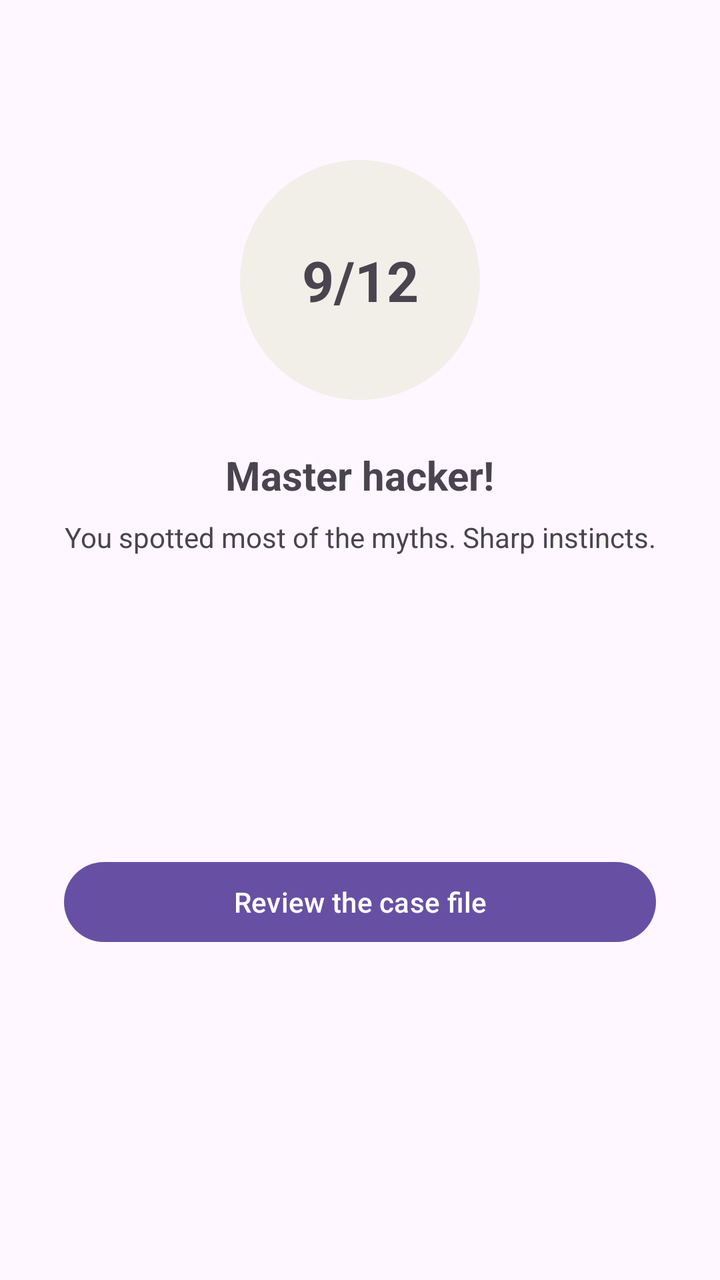
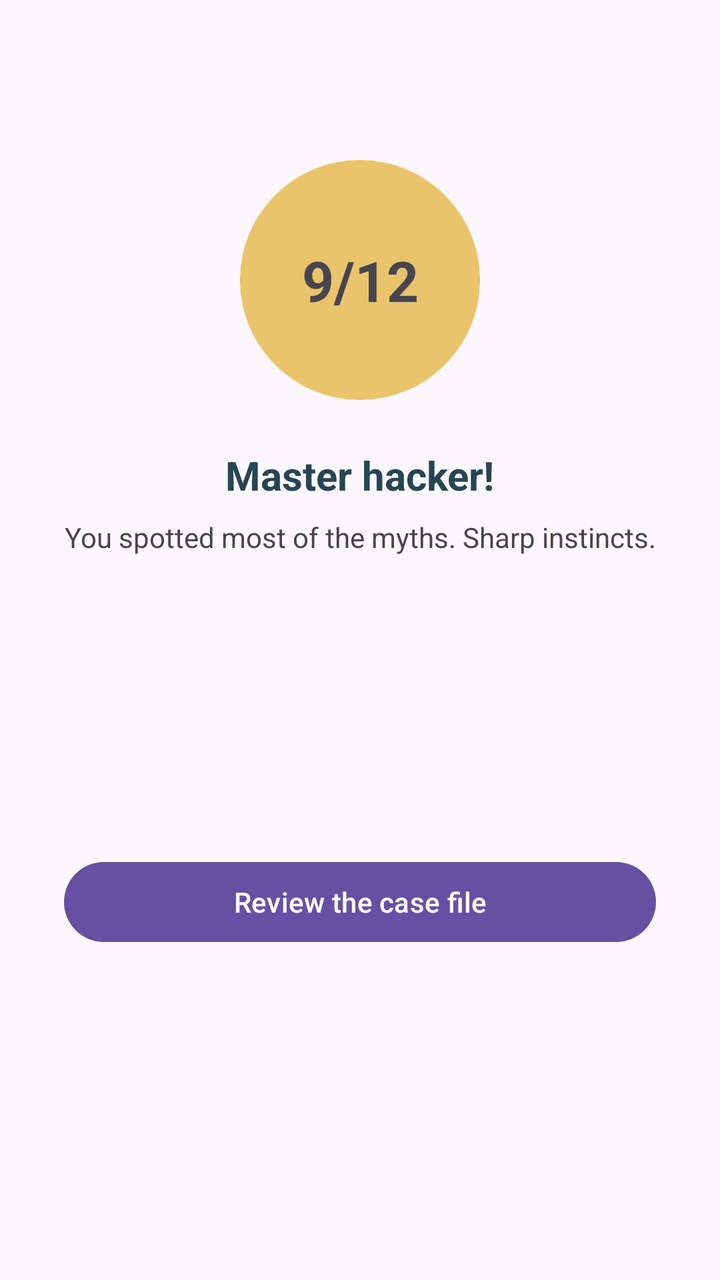

Compare the two renders of this Android layout. The source of the first and the diff that turns it into the second are given below.
<!-- AndroidManifest.xml: application theme Theme.LifeHackOrMyth -->
<!-- res/layout/activity_score.xml -->
<?xml version="1.0" encoding="utf-8"?>
<androidx.constraintlayout.widget.ConstraintLayout xmlns:android="http://schemas.android.com/apk/res/android"
    xmlns:app="http://schemas.android.com/apk/res-auto"
    xmlns:tools="http://schemas.android.com/tools"
    android:id="@+id/main"
    android:layout_width="match_parent"
    android:layout_height="match_parent"
    tools:context=".ScoreActivity">
    <TextView
        android:id="@+id/scoreCircle"
        android:layout_width="120dp"
        android:layout_height="120dp"
        android:layout_marginTop="80dp"
        android:background="@drawable/circle_background"
        android:gravity="center"
        android:text="9/12"
        android:textSize="28sp"
        android:textStyle="bold"
        app:layout_constraintTop_toTopOf="parent"
        app:layout_constraintStart_toStartOf="parent"
        app:layout_constraintEnd_toEndOf="parent" />
    <TextView
        android:id="@+id/resultTitleText"
        android:layout_width="wrap_content"
        android:layout_height="wrap_content"
        android:layout_marginTop="24dp"
        android:text="Master hacker!"
        android:textSize="20sp"
        android:textStyle="bold"
        app:layout_constraintTop_toBottomOf="@id/scoreCircle"
        app:layout_constraintStart_toStartOf="parent"
        app:layout_constraintEnd_toEndOf="parent" />

    <TextView
        android:id="@+id/resultFeedbackText"
        android:layout_width="0dp"
        android:layout_height="wrap_content"
        android:layout_marginTop="8dp"
        android:layout_marginStart="32dp"
        android:layout_marginEnd="32dp"
        android:gravity="center"
        android:text="You spotted most of the myths. Sharp instincts."
        android:textSize="14sp"
        app:layout_constraintTop_toBottomOf="@id/resultTitleText"
        app:layout_constraintStart_toStartOf="parent"
        app:layout_constraintEnd_toEndOf="parent" />

    <Button
        android:id="@+id/reviewButton"
        android:layout_width="0dp"
        android:layout_height="wrap_content"
        android:layout_marginTop="32dp"
        android:layout_marginStart="32dp"
        android:layout_marginEnd="32dp"
        android:layout_marginBottom="48dp"
        android:text="Review the case file"
        app:layout_constraintTop_toBottomOf="@id/resultFeedbackText"
        app:layout_constraintStart_toStartOf="parent"
        app:layout_constraintEnd_toEndOf="parent"
        app:layout_constraintBottom_toBottomOf="parent" />


</androidx.constraintlayout.widget.ConstraintLayout>
<!-- resources referenced by this layout -->
<resources>
  <!-- drawable circle_background (drawable) -->
  <?xml version="1.0" encoding="utf-8"?>
  <shape xmlns:android="http://schemas.android.com/apk/res/android"
      android:shape="oval">
      <solid android:color="#F1EFE8" />
  </shape>
  <style name="Theme.LifeHackOrMyth" parent="Base.Theme.LifeHackOrMyth" />
  <style name="Base.Theme.LifeHackOrMyth" parent="Theme.Material3.DayNight.NoActionBar">
          
          
      </style>
</resources>

<!-- the commit's change to res/layout/activity_score.xml (unified diff, before → after) -->
@@ -12,6 +12,7 @@
         android:layout_height="120dp"
         android:layout_marginTop="80dp"
         android:background="@drawable/circle_background"
+        android:backgroundTint="@color/gold_score"
         android:gravity="center"
         android:text="9/12"
         android:textSize="28sp"
@@ -27,6 +28,7 @@
         android:text="Master hacker!"
         android:textSize="20sp"
         android:textStyle="bold"
+        android:textColor="@color/navy_text"
         app:layout_constraintTop_toBottomOf="@id/scoreCircle"
         app:layout_constraintStart_toStartOf="parent"
         app:layout_constraintEnd_toEndOf="parent" />
<!-- resource entries referenced after the edit -->
@@ -1,5 +1,7 @@
 <!-- resources referenced by this layout -->
 <resources>
+  <color name="gold_score">#E9C46A</color>
+  <color name="navy_text">#264653</color>
   <!-- drawable circle_background (drawable) -->
   <?xml version="1.0" encoding="utf-8"?>
   <shape xmlns:android="http://schemas.android.com/apk/res/android"
